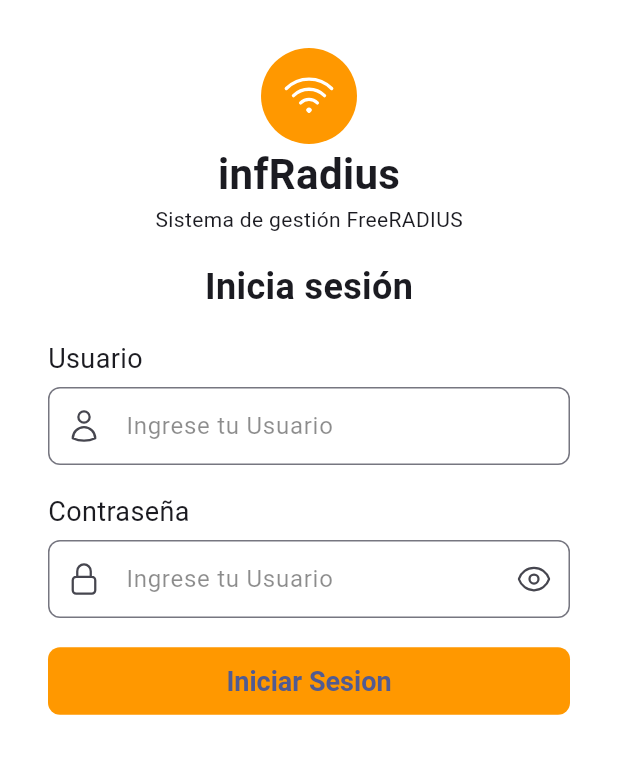
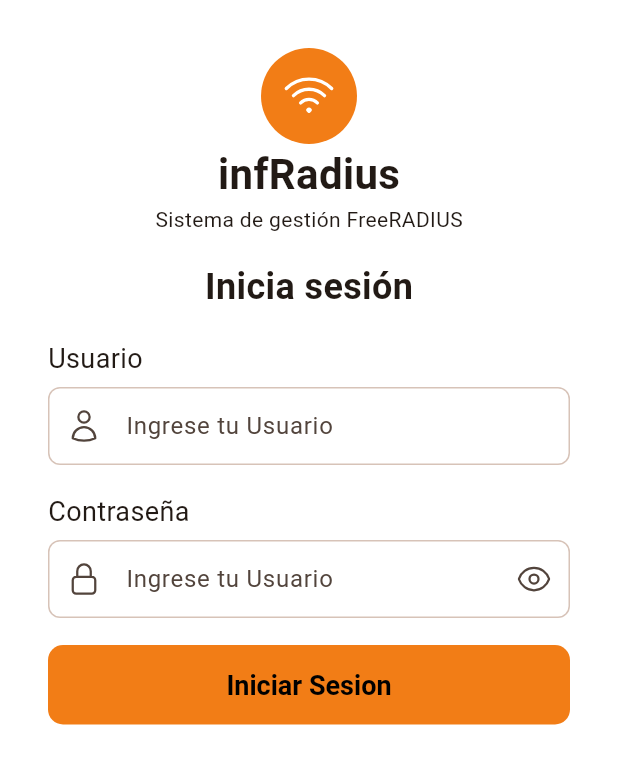
Before and after one commit to rodo4940/freeradiusAPP, a Flutter app: the screen it shows after launch, on a phone screen of 412 x 824 dp. Shown: the top 764 px of the screen. Run offline on Flutter 3.47's test engine with Material 3 defaults, Android fonts, the phone set to English and light mode, and no system bars; our stand-ins replace heroicons.

Commit message:
Se agrega valores gobales al tema

```diff
--- a/lib/app.dart
+++ b/lib/app.dart
@@ -17,6 +17,7 @@
     return MaterialApp(
       theme: AppTheme.light,
       darkTheme: AppTheme.dark,
+      themeMode: ThemeMode.system,
       title: 'FreeRadius App',
       initialRoute: '/login',
       routes: {
--- a/lib/screens/login_screen.dart
+++ b/lib/screens/login_screen.dart
@@ -1,4 +1,5 @@
 import 'package:flutter/material.dart';
+import 'package:freeradius_app/theme/app_theme.dart';
 import 'package:heroicons/heroicons.dart';
 
 class Login extends StatelessWidget {
@@ -19,7 +20,7 @@
                       width: 64,
                       height: 64,
                       decoration: BoxDecoration(
-                        color: Colors.orange,
+                        color: AppTheme.brandPrimary,
                         shape: BoxShape.circle,
                       ),
                       child: HeroIcon(
@@ -59,9 +60,9 @@
                     TextField(
                       decoration: const InputDecoration(
                         prefixIcon: HeroIcon(HeroIcons.user),
-                        border: OutlineInputBorder(
-                          borderRadius: BorderRadius.all(Radius.circular(8)),
-                        ),
+                        // border: OutlineInputBorder(
+                        //   borderRadius: BorderRadius.all(Radius.circular(8)),
+                        // ),
                         hintText: 'Ingrese tu Usuario',
                       ),
                     ),
@@ -77,9 +78,9 @@
                       decoration: const InputDecoration(
                         prefixIcon: HeroIcon(HeroIcons.lockClosed),
                         suffixIcon: HeroIcon(HeroIcons.eye),
-                        border: OutlineInputBorder(
-                          borderRadius: BorderRadius.all(Radius.circular(8)),
-                        ),
+                        // border: OutlineInputBorder(
+                        //   borderRadius: BorderRadius.all(Radius.circular(8)),
+                        // ),
                         hintText: 'Ingrese tu Usuario',
                       ),
                     ),
@@ -88,17 +89,15 @@
                 const SizedBox(height: 18),
                 SizedBox(
                   width: double.infinity,
-                  child: TextButton(
-                    style: TextButton.styleFrom(
-                      backgroundColor: Colors.orange,
-                      // foregroundColor: Colors.black,
-                      shape: RoundedRectangleBorder(
-                        borderRadius: BorderRadius.circular(8),
-                      ),
-                      padding: const EdgeInsets.symmetric(vertical: 12),
+                  child: FilledButton(
+                    style: FilledButton.styleFrom(
+                      // backgroundColor: Colors.orange,
+                      // padding: const EdgeInsets.symmetric(vertical: 12),
                     ),
-                    onPressed: () {},
-                    child: Text("Iniciar Sesion",style: TextStyle(fontSize: 18)),
+                    onPressed: () {
+                      Navigator.pushReplacementNamed(context,'/home');
+                    },
+                    child: Text("Iniciar Sesion"),
                   ),
                 ),
               ],
--- a/lib/theme/app_theme.dart
+++ b/lib/theme/app_theme.dart
@@ -1,76 +1,129 @@
+// lib/theme/app_theme.dart
 import 'package:flutter/material.dart';
+
 class AppTheme {
-  // Paleta base (puedes mover esto a utils/constants.dart si quieres)
-  static const _seed = Colors.indigo;
-  static const _brandSecondary = Colors.orange; // para botones primarios del login
 
-  // Tema claro
-  static ThemeData light = ThemeData(
+  // Paleta base
+  static const Color brandPrimary   = Color(0xFFF27D16); //F27D16
+  static const Color brandSecondary = Color(0xFFF29544); //
+  static const Color brandBlue      = Color(0xFF8CB6DE); //
+  static const Color brandGreen     = Color(0xFFCEEDE8); //
+  static const Color brandDark      = Color(0xFF445C73); //
+
+  // Tema CLARO (Light)
+  static ThemeData light = _buildLightTheme();
+
+  // Tema OSCURO (Dark)
+  static ThemeData dark = _buildDarkTheme();
+
+  // Implementaciones
+
+  static ThemeData _buildLightTheme() {
+    final ColorScheme scheme = ColorScheme.fromSeed(
+      seedColor: brandPrimary,
+      brightness: Brightness.light,
+    );
+
+    return ThemeData(
       useMaterial3: true,
-    colorScheme: ColorScheme.fromSeed(seedColor: _seed, brightness: Brightness.light),
+      colorScheme: scheme,
       scaffoldBackgroundColor: Colors.white,
-    // Tipografía global (opcional)
+      // (opcional) fuente global:
       // fontFamily: 'Roboto',
-    // Botón principal (FilledButton) -> úsalo para acciones primarias (Entrar/Guardar)
+
+      // Botón primario (recomendado para acciones principales)
       filledButtonTheme: FilledButtonThemeData(
         style: FilledButton.styleFrom(
-        backgroundColor: _brandSecondary,           // naranja marca
-        foregroundColor: Colors.black,              // contraste sobre naranja
+          backgroundColor: brandPrimary,
+          foregroundColor: Colors.black, // alto contraste sobre naranja
           textStyle: const TextStyle(fontSize: 18, fontWeight: FontWeight.w700),
           padding: const EdgeInsets.symmetric(vertical: 16),
           shape: RoundedRectangleBorder(borderRadius: BorderRadius.circular(10)),
         ),
       ),
-    // Botón de texto (secundario)
+
+      // Botón de texto (acciones secundarias/enlace)
       textButtonTheme: TextButtonThemeData(
         style: TextButton.styleFrom(
+          foregroundColor: brandPrimary,
           textStyle: const TextStyle(fontSize: 16, fontWeight: FontWeight.w600),
           padding: const EdgeInsets.symmetric(vertical: 12),
           shape: RoundedRectangleBorder(borderRadius: BorderRadius.circular(10)),
         ),
       ),
+
       // Campos de texto
-    inputDecorationTheme: const InputDecorationTheme(
-      border: OutlineInputBorder(borderRadius: BorderRadius.all(Radius.circular(8))),
-      contentPadding: EdgeInsets.symmetric(vertical: 14, horizontal: 12),
-      hintStyle: TextStyle(color: Colors.black45),
-      labelStyle: TextStyle(color: Colors.black87),
+      inputDecorationTheme: InputDecorationTheme(
+        border: const OutlineInputBorder(
+          borderRadius: BorderRadius.all(Radius.circular(8)),
         ),
-    // AppBar (si lo usas)
-    appBarTheme: const AppBarTheme(
-      centerTitle: true,
-      elevation: 0,
+        enabledBorder: OutlineInputBorder(
+          borderRadius: const BorderRadius.all(Radius.circular(8)),
+          borderSide: BorderSide(color: scheme.outlineVariant),
+        ),
+        focusedBorder: const OutlineInputBorder(
+          borderRadius: BorderRadius.all(Radius.circular(8)),
+          borderSide: BorderSide(color: brandPrimary, width: 2),
+        ),
+        contentPadding: const EdgeInsets.symmetric(vertical: 14, horizontal: 12),
+        hintStyle: TextStyle(color: scheme.onSurfaceVariant),
+        labelStyle: TextStyle(color: scheme.onSurface),
+        prefixIconColor: scheme.onSurfaceVariant,
+        suffixIconColor: scheme.onSurfaceVariant,
       ),
     );
+  }
 
-  // Tema oscuro
-  static ThemeData dark = ThemeData(
+  static ThemeData _buildDarkTheme() {
+    final ColorScheme scheme = ColorScheme.fromSeed(
+      seedColor: brandPrimary,
+      brightness: Brightness.dark,
+    );
+
+    return ThemeData(
       useMaterial3: true,
-    colorScheme: ColorScheme.fromSeed(seedColor: _seed, brightness: Brightness.dark),
-    // Colores de botón adaptados a dark
+      colorScheme: scheme,
+
+      // Botón primario (ajuste de contraste para dark)
       filledButtonTheme: FilledButtonThemeData(
         style: FilledButton.styleFrom(
-        backgroundColor: _brandSecondary,
+          backgroundColor: brandPrimary,
           foregroundColor: Colors.black,
           textStyle: const TextStyle(fontSize: 18, fontWeight: FontWeight.w700),
           padding: const EdgeInsets.symmetric(vertical: 16),
           shape: RoundedRectangleBorder(borderRadius: BorderRadius.circular(10)),
         ),
       ),
+
+      // Botón de texto
       textButtonTheme: TextButtonThemeData(
         style: TextButton.styleFrom(
+          foregroundColor: brandPrimary,
           textStyle: const TextStyle(fontSize: 16, fontWeight: FontWeight.w600),
           padding: const EdgeInsets.symmetric(vertical: 12),
           shape: RoundedRectangleBorder(borderRadius: BorderRadius.circular(10)),
         ),
       ),
-    inputDecorationTheme: const InputDecorationTheme(
-      border: OutlineInputBorder(borderRadius: BorderRadius.all(Radius.circular(8))),
-      contentPadding: EdgeInsets.symmetric(vertical: 14, horizontal: 12),
+
+      // Campos de texto
+      inputDecorationTheme: InputDecorationTheme(
+        border: const OutlineInputBorder(
+          borderRadius: BorderRadius.all(Radius.circular(8)),
         ),
-    appBarTheme: const AppBarTheme(
-      centerTitle: true,
-      elevation: 0,
+        enabledBorder: OutlineInputBorder(
+          borderRadius: const BorderRadius.all(Radius.circular(8)),
+          borderSide: BorderSide(color: scheme.outlineVariant),
+        ),
+        focusedBorder: const OutlineInputBorder(
+          borderRadius: BorderRadius.all(Radius.circular(8)),
+          borderSide: BorderSide(color: brandPrimary, width: 2),
+        ),
+        contentPadding: const EdgeInsets.symmetric(vertical: 14, horizontal: 12),
+        hintStyle: TextStyle(color: scheme.onSurfaceVariant),
+        labelStyle: TextStyle(color: scheme.onSurface),
+        prefixIconColor: scheme.onSurfaceVariant,
+        suffixIconColor: scheme.onSurfaceVariant,
       ),
     );
   }
+}
--- a/lib/widgets/drawer_widget.dart
+++ b/lib/widgets/drawer_widget.dart
@@ -1,4 +1,5 @@
 import 'package:flutter/material.dart';
+import 'package:freeradius_app/theme/app_theme.dart';
 import 'package:heroicons/heroicons.dart';
 
 class DrawerWidget extends StatelessWidget {
@@ -7,6 +8,7 @@
   @override
   Widget build(BuildContext context) {
     return Drawer(
+      backgroundColor: AppTheme.brandDark,
       child: SafeArea(
         child: Column(
           // crossAxisAlignment: CrossAxisAlignment.start,
@@ -17,20 +19,20 @@
                 child: Column(
                   crossAxisAlignment: CrossAxisAlignment.start,
                   children: [
-                    HeroIcon(HeroIcons.wifi, size: 64),
+                    HeroIcon(HeroIcons.wifi, size: 64,color: Colors.white,),
                     Text(
                       "infRadius",
                       style: TextStyle(
                         fontSize: 24,
                         fontWeight: FontWeight.bold,
-                        // color: Colors.white,
+                        color: Colors.white,
                       ),
                     ),
                     // SizedBox(height: 6),
                     Text(
                       "Sistema de gestión FreeRADIUS",
                       style: TextStyle(
-                        // fontSize: 14,
+                        color: Colors.white
                       ),
                     ),
                   ],
@@ -44,28 +46,33 @@
                 padding: EdgeInsets.zero,
                 children: [
                   ListTile(
-                    leading: const HeroIcon(HeroIcons.home),
+                    textColor: Colors.white,
+                    leading: const HeroIcon(HeroIcons.home,color: Colors.white),
                     title: const Text("Dasboard"),
                     onTap: () => Navigator.pushReplacementNamed(context, '/home'),
 
                   ),
                   ListTile(
-                    leading: const HeroIcon(HeroIcons.userGroup),
+                    textColor: Colors.white,
+                    leading: const HeroIcon(HeroIcons.userGroup,color: Colors.white),
                     title: const Text("Usuarios PPPoE"),
                     onTap: () => Navigator.pushReplacementNamed(context, '/pppoe_users'),
                   ),
                   ListTile(
-                    leading: const HeroIcon(HeroIcons.server),
+                    textColor: Colors.white,
+                    leading: const HeroIcon(HeroIcons.server,color: Colors.white),
                     title: const Text("NAS/Routers"),
                     onTap: () => Navigator.pushReplacementNamed(context,'/nas'),
                   ),
                   ListTile(
-                    leading: const HeroIcon(HeroIcons.circleStack),
+                    textColor: Colors.white,
+                    leading: const HeroIcon(HeroIcons.circleStack,color: Colors.white),
                     title: const Text("Base de Datos"),
                     onTap: () => Navigator.pushReplacementNamed(context,'/database'),
                   ),
                   ListTile(
-                    leading: const HeroIcon(HeroIcons.commandLine),
+                    textColor: Colors.white,
+                    leading: const HeroIcon(HeroIcons.commandLine,color: Colors.white),
                     title: const Text("Estado RADIUS"),
 
                     onTap: () => Navigator.pushReplacementNamed(context, '/radius_status'),
@@ -75,7 +82,8 @@
             ),
             const Divider(height: 1),
             ListTile(
-              leading: const HeroIcon(HeroIcons.documentText),
+              textColor: Colors.white,
+              leading: const HeroIcon(HeroIcons.documentText,color: Colors.white),
               title: const Text("Manual de Usuario"),
               onTap: () => Navigator.pushReplacementNamed(context,'/user_guide'),
             ),
```
Lines whose indentation alone changed are shown as unchanged.
